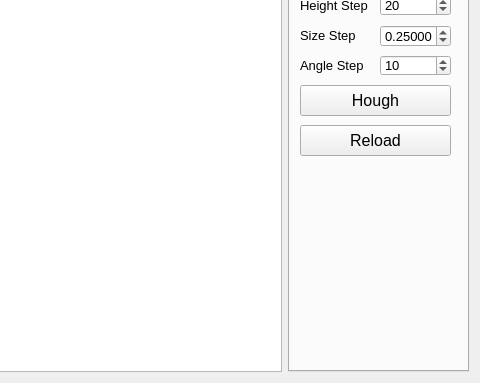
Old version of the form Gui/mainwindow.ui in the repository faystmax/ComputerVision; both pictures show x 662 to 1142 and y 212 to 595 of the 1142 by 595 pixel window.
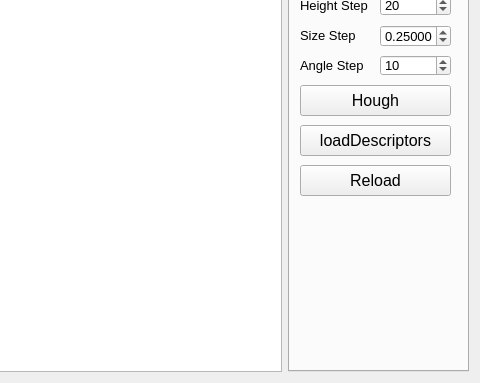
New version of the form. Icons and pictures are not drawn.

```diff
--- a/Gui/mainwindow.ui
+++ b/Gui/mainwindow.ui
@@ -1255,7 +1255,7 @@
         <property name="geometry">
          <rect>
           <x>10</x>
-          <y>300</y>
+          <y>340</y>
           <width>151</width>
           <height>31</height>
          </rect>
@@ -1435,6 +1435,25 @@
          <double>0.250000000000000</double>
         </property>
        </widget>
+       <widget class="QPushButton" name="reloadHoughButton_2">
+        <property name="geometry">
+         <rect>
+          <x>10</x>
+          <y>300</y>
+          <width>151</width>
+          <height>31</height>
+         </rect>
+        </property>
+        <property name="font">
+         <font>
+          <family>Arial</family>
+          <pointsize>12</pointsize>
+         </font>
+        </property>
+        <property name="text">
+         <string>loadDescriptors</string>
+        </property>
+       </widget>
       </widget>
      </widget>
     </item>
```
